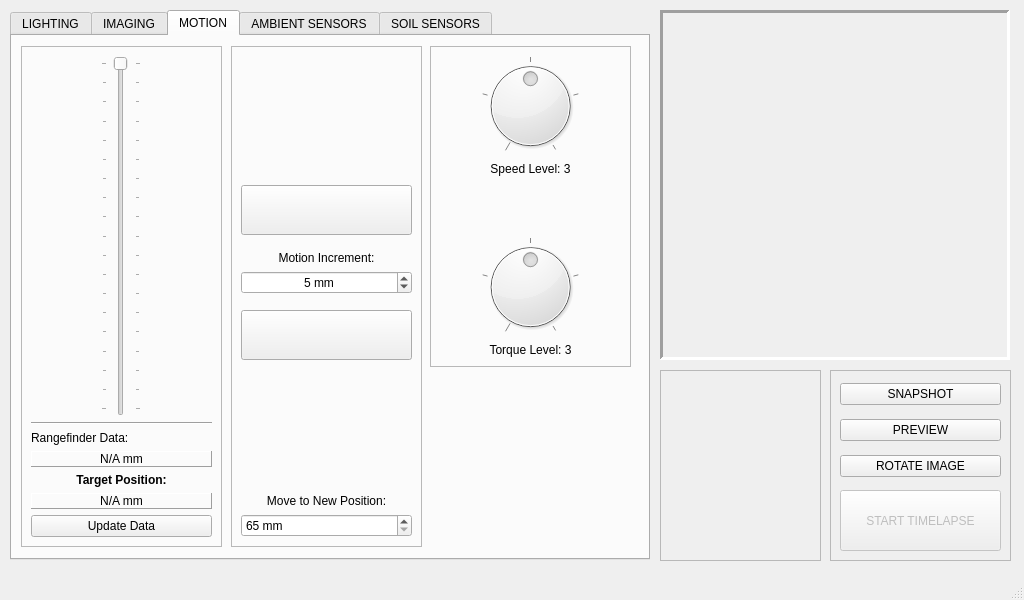
Qt form _ui/FlashLapse_Pro.ui (CoCl-Jerry/Flashlapse_Pro_Dev) before a commit.
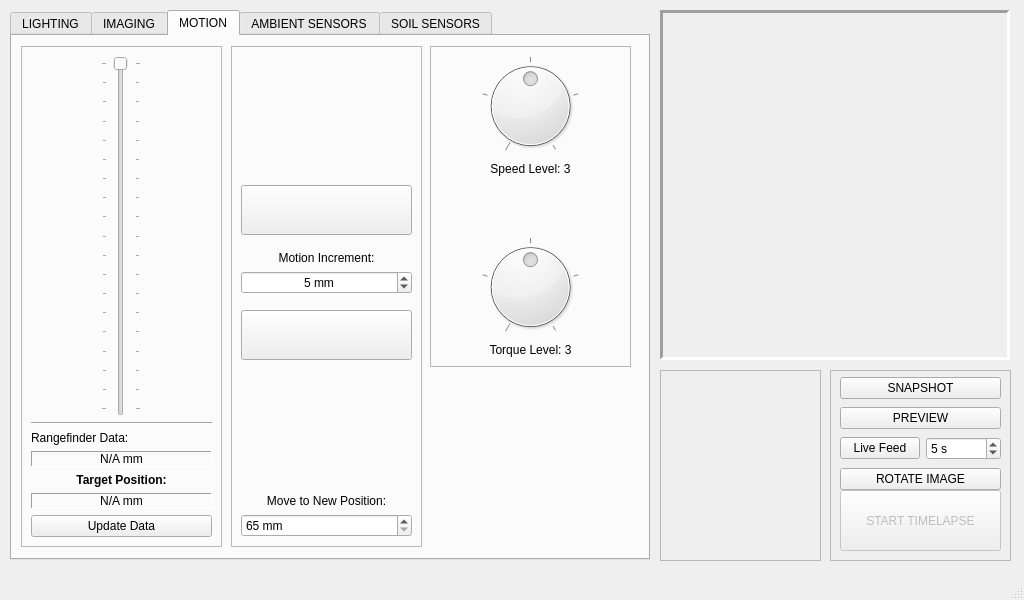
The same form after that commit. The open tabs and pages were chosen to show the change. Icons and pictures are not drawn.

Diff of the .ui file:
```diff
--- a/_ui/FlashLapse_Pro.ui
+++ b/_ui/FlashLapse_Pro.ui
@@ -863,7 +863,7 @@
            <enum>QFrame::Panel</enum>
           </property>
           <property name="frameShadow">
-           <enum>QFrame::Raised</enum>
+           <enum>QFrame::Sunken</enum>
           </property>
           <property name="text">
            <string>N/A mm</string>
@@ -886,7 +886,7 @@
            <enum>QFrame::Panel</enum>
           </property>
           <property name="frameShadow">
-           <enum>QFrame::Raised</enum>
+           <enum>QFrame::Sunken</enum>
           </property>
           <property name="text">
            <string>N/A mm</string>
@@ -1049,7 +1049,7 @@
        <x>10</x>
        <y>5</y>
        <width>161</width>
-       <height>111</height>
+       <height>118</height>
       </rect>
      </property>
      <layout class="QVBoxLayout" name="verticalLayout_17">
@@ -1076,6 +1076,33 @@
         </property>
        </widget>
       </item>
+      <item>
+       <layout class="QHBoxLayout" name="horizontalLayout_6">
+        <item>
+         <widget class="QPushButton" name="imaging_live_feed_pushButton">
+          <property name="text">
+           <string>Live Feed</string>
+          </property>
+         </widget>
+        </item>
+        <item>
+         <widget class="QSpinBox" name="imaging_live_feed_spinBox">
+          <property name="suffix">
+           <string> s</string>
+          </property>
+          <property name="minimum">
+           <number>1</number>
+          </property>
+          <property name="maximum">
+           <number>600</number>
+          </property>
+          <property name="value">
+           <number>5</number>
+          </property>
+         </widget>
+        </item>
+       </layout>
+      </item>
       <item>
        <widget class="QPushButton" name="imaging_rotate_pushButton">
         <property name="enabled">
```
Left out of the diff: 14 changed lines with no effect on the pictures.
